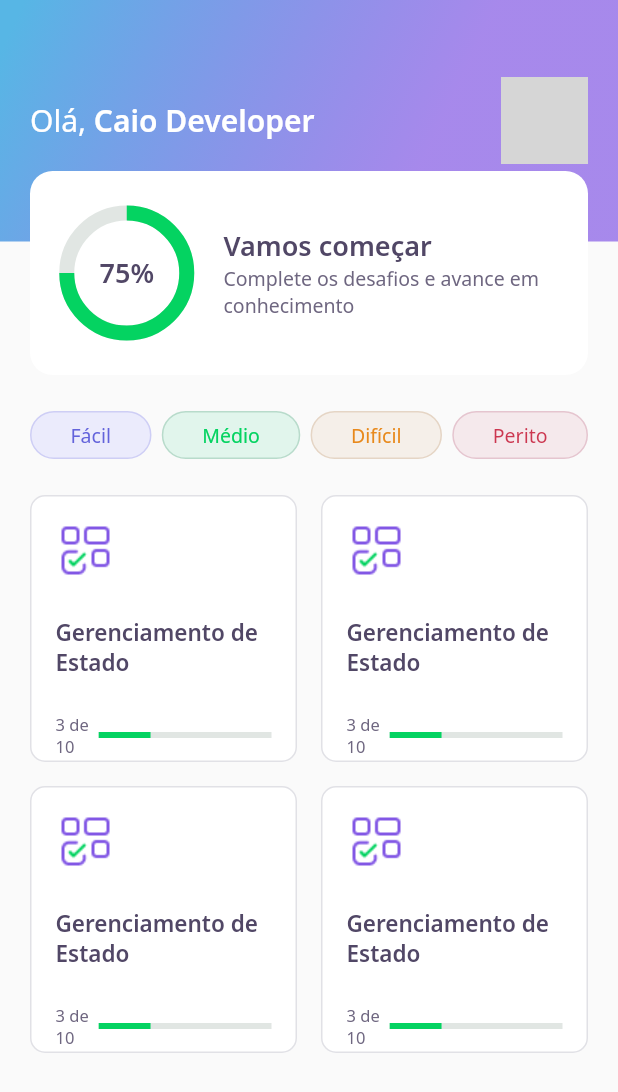
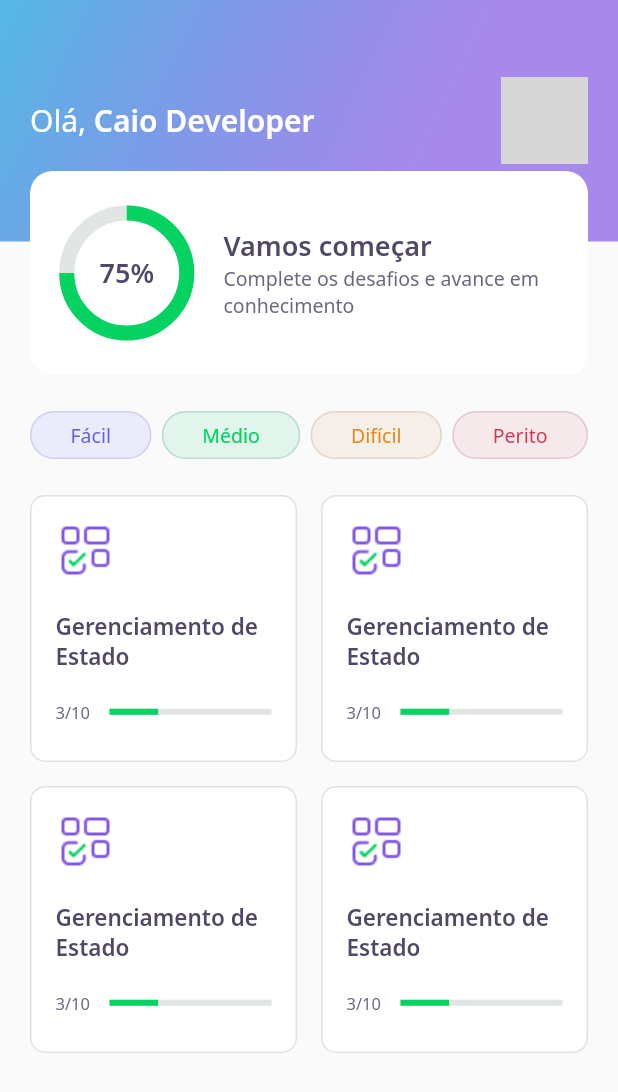
Before and after one commit to caiohenrique-developer/devquiz, a Flutter app: the screen it shows after launch, on a phone screen of 412 x 824 dp. Shown: the top 1092 px of the screen. Run offline on Flutter 3.47's test engine with Material 2 defaults, Android fonts, the phone set to English and light mode, and no system bars; our stand-ins replace google_fonts; network calls fail; grey boxes are pictures that could not be loaded.

```diff
--- a/lib/core/app_widget.dart
+++ b/lib/core/app_widget.dart
@@ -1,3 +1,4 @@
+import 'package:DevQuiz/challenge/challenge_page.dart';
 import 'package:DevQuiz/home/home_page.dart';
 import 'package:DevQuiz/splash/splash_page.dart';
 import 'package:flutter/material.dart';
@@ -7,6 +8,7 @@ class AppWidget extends StatelessWidget {
   Widget build(BuildContext context) {
     return MaterialApp(
       title: "DevQuiz",
+      // home: ChallengePage(),
       home: HomePage(),
     );
   }
--- a/lib/home/widgets/quiz_card/quiz_card_widgets.dart
+++ b/lib/home/widgets/quiz_card/quiz_card_widgets.dart
@@ -1,4 +1,5 @@
 import 'package:DevQuiz/core/core.dart';
+import 'package:DevQuiz/shared/widgets/progress_indicator/progress_indicator_widget.dart';
 import 'package:flutter/material.dart';
 
 class QuizCardWidget extends StatelessWidget {
@@ -23,22 +24,18 @@ class QuizCardWidget extends StatelessWidget {
             height: 40,
             child: Image.asset(AppImages.blocks),
           ),
-          SizedBox(height: 24,),
+          SizedBox(height: 20,),
           Text("Gerenciamento de Estado", style: AppTextStyles.heading15),
-          SizedBox(height: 24,),
+          SizedBox(height: 20,),
           Row(
             children: [
               Expanded(
                 flex: 1,
-                child: Text("3 de 10", style: AppTextStyles.body11)
+                child: Text("3/10", style: AppTextStyles.body11)
               ),
               Expanded(
-                flex: 4,
-                child: LinearProgressIndicator(
-                  value: 0.3,
-                  backgroundColor: AppColors.chartSecondary,
-                  valueColor: AlwaysStoppedAnimation<Color>(AppColors.chartPrimary),
-                ),
+                flex: 3,
+                child: ProgressIndicatorWidget(value: 0.3),
               )
             ],
           )
--- /dev/null
+++ b/lib/shared/widgets/progress_indicator/progress_indicator_widget.dart
@@ -0,0 +1,16 @@
+import 'package:DevQuiz/core/core.dart';
+import 'package:flutter/material.dart';
+
+class ProgressIndicatorWidget extends StatelessWidget {
+  final double value;
+  const ProgressIndicatorWidget({Key? key, required this.value}) : super(key: key);
+
+  @override
+  Widget build(BuildContext context) {
+    return LinearProgressIndicator(
+      value: value,
+      backgroundColor: AppColors.chartSecondary,
+      valueColor: AlwaysStoppedAnimation<Color>(AppColors.chartPrimary),
+    );
+  }
+}
```
Also changed, not shown: lib/challenge/challenge_page.dart (added, +29 -0 lines), lib/challenge/widgets/answer/answer_widget.dart (added, +80 -0 lines), lib/challenge/widgets/question_indicator/question_indicator_widget.dart (added, +32 -0 lines), lib/challenge/widgets/quiz/quiz_widget.dart (added, +36 -0 lines).
